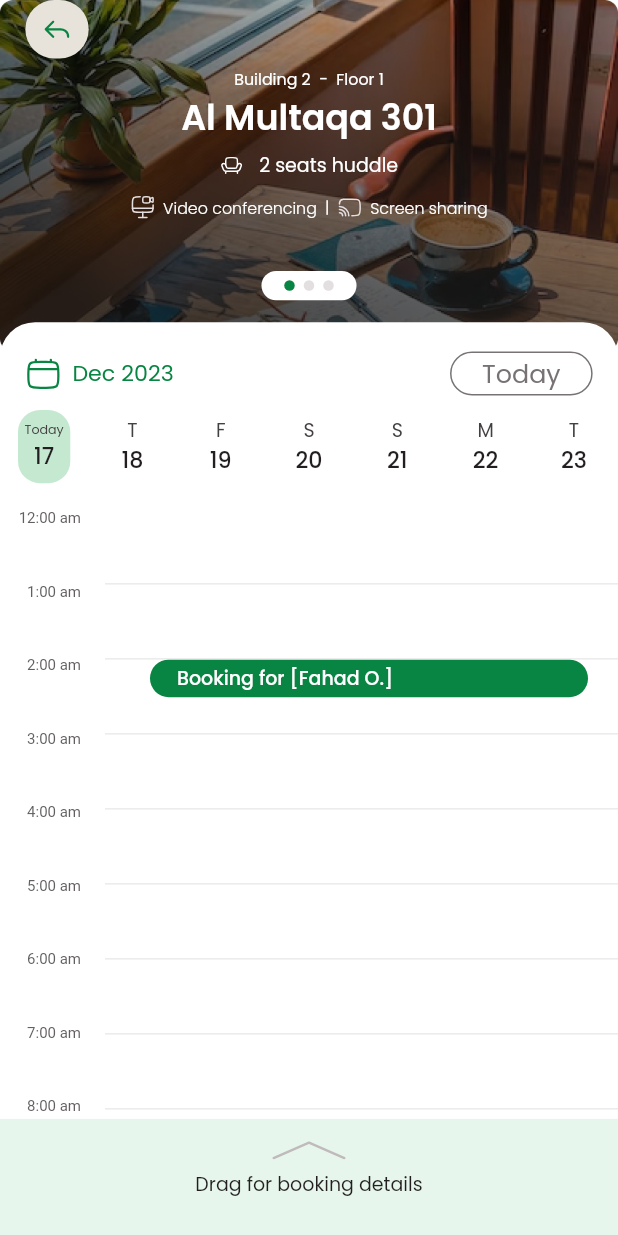
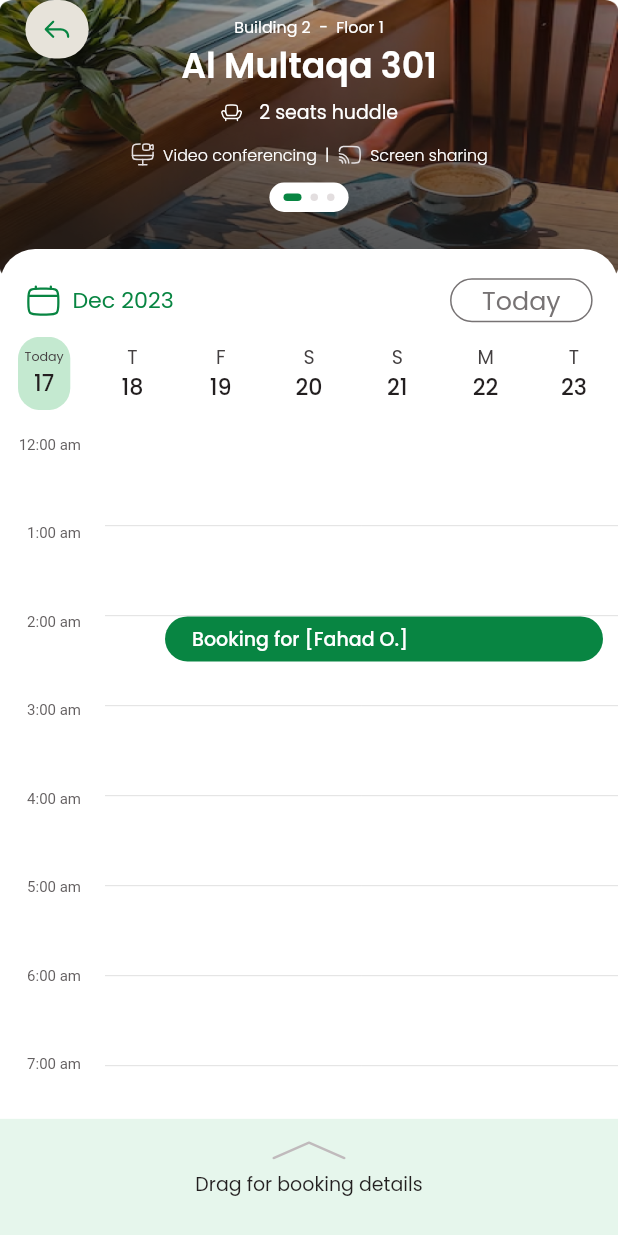
Before and after one commit to AbdurRehman-coder/pif_app_itsol, a Flutter app: the BookingPage screen opened by its route, on a phone screen of 412 x 824 dp. Run offline on Flutter 3.47's test engine with Material 2 defaults, Android fonts, the phone set to English and light mode, and no system bars; our stand-ins replace animated_bottom_navigation_bar, dotted_line, flutter_easyloading, flutter_hooks, flutter_screenutil, flutter_svg and 3 more; generated files the repository leaves out were written again; statements that could not run were skipped; project files that could hold a hidden picture were left out.

Commit message:
- Update booking screen top header - DayView Calendar show next 30 day and make swipable - Implemented AddGuest and remove guest functioality

```diff
--- a/awesome_calendar-main/pubspec.yaml
+++ b/awesome_calendar-main/pubspec.yaml
@@ -11,7 +11,7 @@ dependencies:
   collection: ^1.17.0
   flutter:
     sdk: flutter
-  intl: ^0.17.0
+  intl: ^0.18.0
 
 dev_dependencies:
   flutter_lints: ^2.0.1
--- a/lib/helpers/assets.dart
+++ b/lib/helpers/assets.dart
@@ -38,4 +38,5 @@ class Assets {
   static const String userPlaceHolder = 'assets/svg/ic_user_placeholder.svg';
   static const String cancelBtn = 'assets/svg/ic_cancel_btn.svg';
   static const String bookingBlockedBg = 'assets/svg/ic_block_booking_bg.svg';
+  static const String emptyGuestBg = 'assets/svg/ic_empty_guest.svg';
 }
--- a/lib/l10n/intl_ar.arb
+++ b/lib/l10n/intl_ar.arb
@@ -47,5 +47,8 @@
   "invite": "Invite",
   "bookingRoom": "Booking room",
   "bookedByMistake": "You booked this by mistake?",
-  "skip" : "Skip"
+  "skip" : "Skip",
+  "firstNameEmpty": "Please enter firstname",
+  "lastNameEmpty": "Please enter lastname",
+  "emailEmpty": "Please enter email"
 }
--- a/lib/l10n/intl_en.arb
+++ b/lib/l10n/intl_en.arb
@@ -47,5 +47,8 @@
   "invite": "Invite",
   "bookingRoom": "Booking room",
   "bookedByMistake": "You booked this by mistake?",
-  "skip" : "Skip"
+  "skip": "Skip",
+  "firstNameEmpty": "Please enter firstname",
+  "lastNameEmpty": "Please enter lastname",
+  "emailEmpty": "Please enter email"
 }
--- a/lib/ui/booking/booking_page.dart
+++ b/lib/ui/booking/booking_page.dart
@@ -1,5 +1,3 @@
-import 'dart:io';
-
 import 'package:flutter/material.dart';
 import 'package:flutter_screenutil/flutter_screenutil.dart';
 import 'package:flutter_svg/svg.dart';
@@ -71,26 +69,30 @@ class _BookingPageState extends ConsumerState<BookingPage> {
       body: Stack(
         children: [
           SizedBox(
-            height: Platform.isIOS ? 280.h : 240.h,
+            height: context.topHeaderHeight.h,
             child: Stack(
               children: [
                 PageView.builder(
                   controller: _controller,
                   itemCount: 3,
+                  physics: const ClampingScrollPhysics(),
                   itemBuilder: (BuildContext context, int index) {
                     return Container(
-                      height: Platform.isIOS ? 280.h : 240.h,
+                      height: context.topHeaderHeight.h,
                       padding: EdgeInsets.only(left: 16.w, right: 16.w, top: 16.h, bottom: 12.h),
                       decoration: const BoxDecoration(
                         image: DecorationImage(image: AssetImage(Assets.spaceBg1), fit: BoxFit.fill),
                       ),
-                      child: Column(
+                    );
+                  },
+                ),
+                Column(
                   children: [
                     SizedBox(
                       height: context.statusBarHeight.h,
                     ),
                     SizedBox(
-                            height: 30.h,
+                      height: 10.h,
                     ),
                     Text(
                       'Building 2  -  Floor 1',
@@ -180,20 +182,16 @@ class _BookingPageState extends ConsumerState<BookingPage> {
                         ),
                       ],
                     ),
-                        ],
+                    SizedBox(
+                      height: 10.h,
                     ),
-                    );
-                  },
-                ),
-                Align(
-                  alignment: Alignment.bottomCenter,
-                  child: Container(
-                    width: 60.w,
+                    Container(
+                      height: 20.h,
+                      width: 50.w,
                       decoration: BoxDecoration(
                         color: whiteColor,
-                      borderRadius: BorderRadius.circular(10.r),
+                        borderRadius: BorderRadius.circular(16.r),
                       ),
-                    margin: EdgeInsets.only(bottom: 35.h),
                       child: SizedBox(
                         height: 20.h,
                         child: DotsIndicator(
@@ -211,6 +209,7 @@ class _BookingPageState extends ConsumerState<BookingPage> {
                         ),
                       ),
                     ),
+                  ],
                 ),
                 InkWell(
                   onTap: AppRouter.pop,
@@ -237,7 +236,7 @@ class _BookingPageState extends ConsumerState<BookingPage> {
             ),
           ),
           Container(
-            margin: EdgeInsets.only(top: Platform.isIOS ? 255.h : 220.h),
+            margin: EdgeInsets.only(top: context.containerTopMargin.h),
             decoration: BoxDecoration(
               color: whiteColor,
               borderRadius: BorderRadius.only(
@@ -306,7 +305,6 @@ class _BookingPageState extends ConsumerState<BookingPage> {
             shrinkWrap: true,
             scrollDirection: Axis.horizontal,
             itemCount: provider.lstDays.length,
-            physics: const NeverScrollableScrollPhysics(),
             itemBuilder: (context, index) {
               return SizedBox(
                 width: context.screenWidth / 7,
@@ -356,10 +354,10 @@ class _BookingPageState extends ConsumerState<BookingPage> {
         Expanded(
           child: TimePlanner(
             startHour: 0,
-            endHour: 23,
+            endHour: 24,
             tasks: notifier.lstTasks,
             style: TimePlannerStyle(
-              cellHeight: 50,
+              cellHeight: 60,
               showScrollBar: true,
               interstitialEvenColor: Colors.grey[50],
               interstitialOddColor: Colors.grey[200],
--- a/lib/ui/booking/state/booking_state.dart
+++ b/lib/ui/booking/state/booking_state.dart
@@ -1,5 +1,6 @@
 import 'package:freezed_annotation/freezed_annotation.dart';
 import 'package:pif_flutter/ui/booking/model/day_header_model.dart';
+import 'package:pif_flutter/ui/booking/model/invite_guest_model.dart';
 
 part 'booking_state.freezed.dart';
 
@@ -15,6 +16,8 @@ class BookingState with _$BookingState {
     required bool isOpenStartTimePicker,
     required bool isOpenEndTimePicker,
     required List<DayHeaderModel> lstDays,
+    required String errorMessage,
+    required List<InviteGuestModel> lstGuests,
   }) = _BookingState;
 
   factory BookingState.initial() => BookingState(
@@ -27,5 +30,7 @@ class BookingState with _$BookingState {
         isOpenStartTimePicker: false,
         isOpenEndTimePicker: false,
         lstDays: <DayHeaderModel>[],
+        lstGuests: <InviteGuestModel>[],
+        errorMessage: '',
       );
 }
--- a/lib/widgets/dotindicator.dart
+++ b/lib/widgets/dotindicator.dart
@@ -28,7 +28,7 @@ class DotsIndicator extends AnimatedWidget {
   final Color unselectedColor;
 
   // The base size of the dots
-  static const double _kDotSize = 7;
+  static const double _kDotSize = 5;
 
   // The increase in the size of the selected dot
   static const double _kMaxZoom = 2;
@@ -47,7 +47,7 @@ class DotsIndicator extends AnimatedWidget {
     return Center(
       child: Container(
         margin: const EdgeInsets.only(left: 3, right: 3),
-        width: (controller!.page ?? controller!.initialPage).round() == index ? _kDotSize : _kDotSize,
+        width: (controller!.page ?? controller!.initialPage).round() == index ? _kDotSize + 7 : _kDotSize,
         height: _kDotSize,
         decoration: BoxDecoration(
           borderRadius: BorderRadius.circular(
```
Also changed, not shown: lib/extensions/context_extensions.dart (+10 -2 lines), lib/helpers/common_utils.dart (+16 -0 lines), lib/ui/booking/model/invite_guest_model.dart (added, +9 -0 lines), lib/ui/booking/popup/add_visitor_popup.dart (+25 -3 lines), lib/ui/booking/popup/booking_details_popup.dart (+51 -6 lines), lib/ui/booking/provider/booking_provider.dart (+65 -5 lines), pubspec.yaml (+5 -5 lines), assets/svg/ic_empty_guest.svg (added), lib/ui/booking/state/booking_state.freezed.dart, 1 other file. Lines whose indentation alone changed are shown as unchanged.
